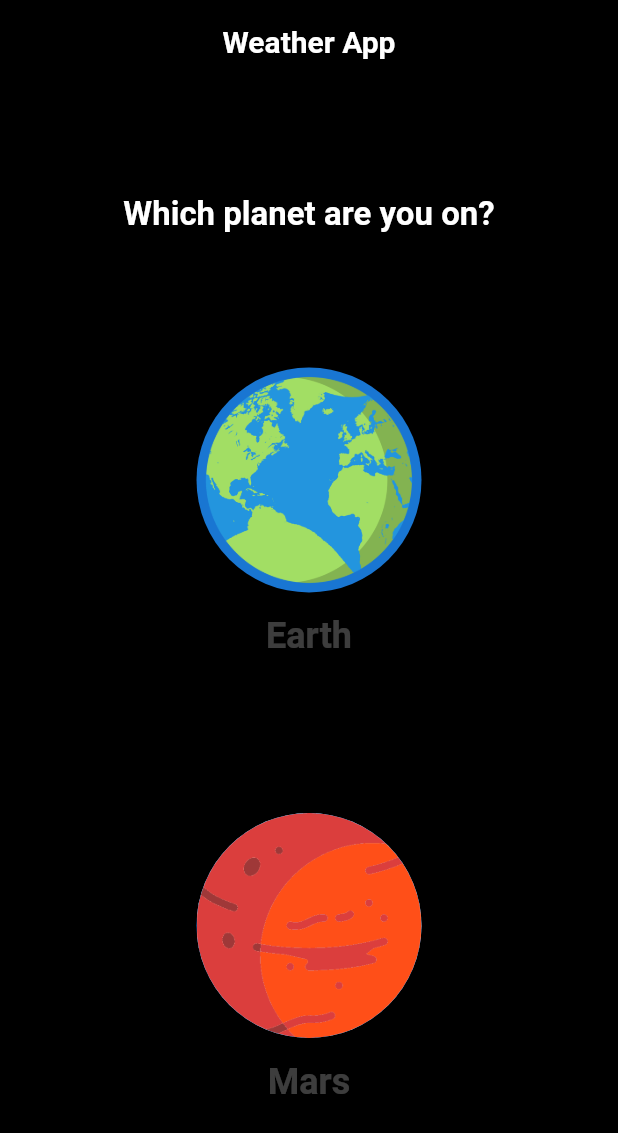
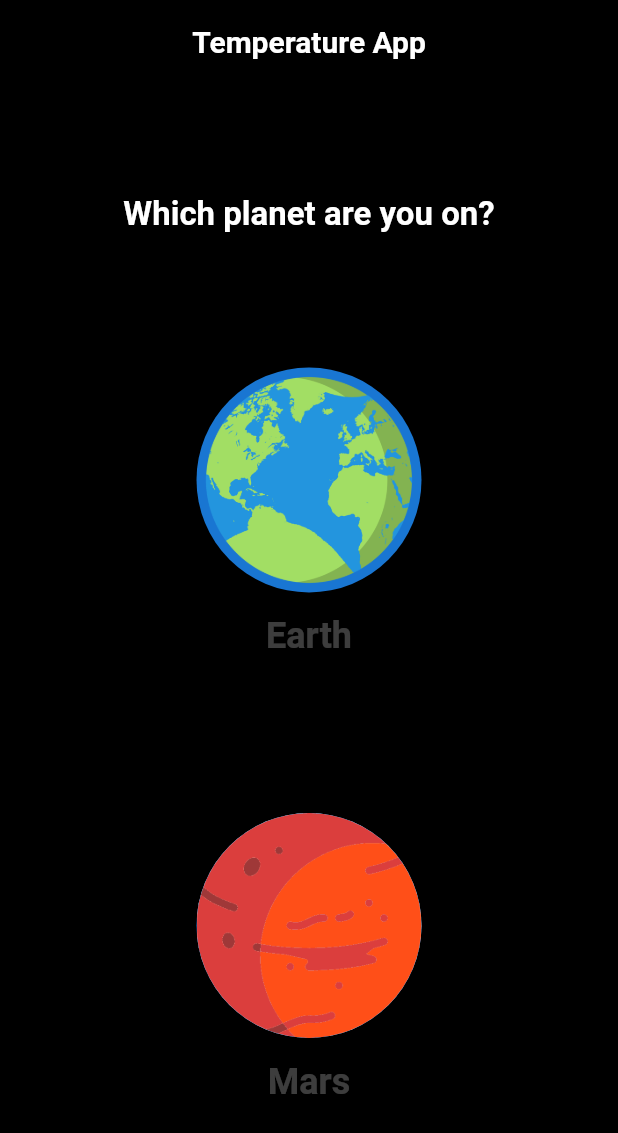
Before and after one commit to zahradjan/flutter_weather_app, a Flutter app: the screen it shows after launch, on a phone screen of 412 x 824 dp. Shown: the top 1133 px of the screen. Run offline on Flutter 3.47's test engine with Material 2 defaults, Android fonts, the phone set to English and light mode, and no system bars; our stand-ins replace geolocator; missing offline and left inert: dart:ffi.

```diff
--- a/lib/screens/earth_screen.dart
+++ b/lib/screens/earth_screen.dart
@@ -72,7 +72,7 @@ class _EarthScreenState extends State<EarthScreen> {
     await getHistoricWeather(position);
   }
 
-  Widget listItem(String date, double temp) {
+  Widget listItem(String date, var temp) {
     var tempFixed = temp.toStringAsFixed(0);
     return Column(
       children: [
--- a/lib/screens/init_screen.dart
+++ b/lib/screens/init_screen.dart
@@ -20,7 +20,7 @@ class _InitScreenState extends State<InitScreen> {
     return Scaffold(
       appBar: AppBar(
         title: Text(
-          'Weather App',
+          'Temperature App',
           style: TextStyle(
               color: Colors.white, fontWeight: FontWeight.bold, fontSize: 20.0),
         ),
```
